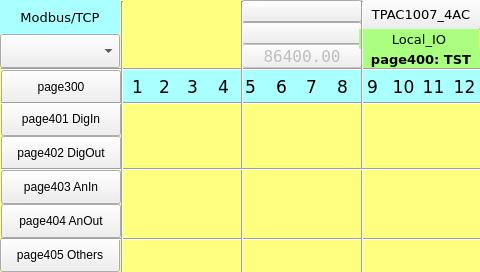
Qt form TPAC1007_04_AC/Local_IO_HMI/page400.ui (MECTsrl/mect_apps) before a commit.
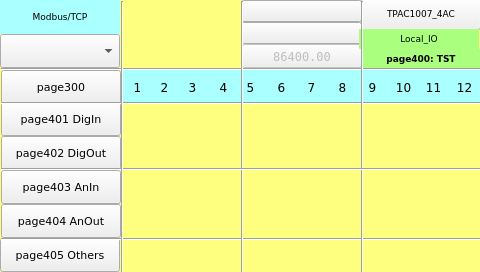
The same form after that commit. Custom widgets are drawn as their Qt base class.

Commit message: Fonts resize

What changed in the file:
```diff
--- a/TPAC1007_04_AC/Local_IO_HMI/page400.ui
+++ b/TPAC1007_04_AC/Local_IO_HMI/page400.ui
@@ -92,7 +92,7 @@
    <property name="font">
     <font>
      <family>DejaVu Sans</family>
-     <pointsize>13</pointsize>
+  <pointsize>9</pointsize>
     </font>
    </property>
    <property name="styleSheet">
@@ -189,7 +189,7 @@
    <property name="font">
     <font>
      <family>DejaVu Sans</family>
-     <pointsize>10</pointsize>
+  <pointsize>7</pointsize>
     </font>
    </property>
    <property name="styleSheet">
@@ -251,6 +251,12 @@
    <property name="apparence">
     <enum>QFrame::Raised</enum>
    </property>
+<property name="font">
+ <font>
+  <family>DejaVu Sans</family>
+  <pointsize>8</pointsize>
+ </font>
+</property>
   </widget>
   <widget class="ATCMled" name="atcmLed_PLC_DigIn_11">
    <property name="geometry">
@@ -349,7 +355,7 @@
    <property name="font">
     <font>
      <family>DejaVu Sans</family>
-     <pointsize>13</pointsize>
+  <pointsize>9</pointsize>
     </font>
    </property>
    <property name="styleSheet">
@@ -548,7 +554,7 @@
    <property name="font">
     <font>
      <family>DejaVu Sans</family>
-     <pointsize>13</pointsize>
+  <pointsize>9</pointsize>
     </font>
    </property>
    <property name="styleSheet">
@@ -645,7 +651,7 @@
    <property name="font">
     <font>
      <family>DejaVu Sans</family>
-     <pointsize>13</pointsize>
+  <pointsize>9</pointsize>
     </font>
    </property>
    <property name="styleSheet">
@@ -673,7 +679,7 @@
    <property name="font">
     <font>
      <family>DejaVu Sans Mono</family>
-     <pointsize>12</pointsize>
+  <pointsize>9</pointsize>
     </font>
    </property>
    <property name="text">
@@ -736,7 +742,7 @@
    <property name="font">
     <font>
      <family>DejaVu Sans</family>
-     <pointsize>13</pointsize>
+  <pointsize>9</pointsize>
     </font>
    </property>
    <property name="styleSheet">
@@ -834,6 +840,12 @@
    <property name="apparence">
     <enum>QFrame::Raised</enum>
    </property>
+<property name="font">
+ <font>
+  <family>DejaVu Sans</family>
+  <pointsize>8</pointsize>
+ </font>
+</property>
   </widget>
   <widget class="Line" name="line_hr_2">
    <property name="geometry">
@@ -1087,7 +1099,7 @@
    <property name="font">
     <font>
      <family>DejaVu Sans</family>
-     <pointsize>13</pointsize>
+  <pointsize>9</pointsize>
     </font>
    </property>
    <property name="styleSheet">
@@ -1197,7 +1209,7 @@
    <property name="font">
     <font>
      <family>DejaVu Sans</family>
-     <pointsize>10</pointsize>
+  <pointsize>7</pointsize>
      <weight>50</weight>
      <bold>false</bold>
     </font>
@@ -1404,7 +1416,7 @@
    <property name="font">
     <font>
      <family>DejaVu Sans</family>
-     <pointsize>10</pointsize>
+  <pointsize>7</pointsize>
      <weight>75</weight>
      <bold>true</bold>
     </font>
@@ -1431,7 +1443,7 @@
    <property name="font">
     <font>
      <family>DejaVu Sans</family>
-     <pointsize>13</pointsize>
+  <pointsize>9</pointsize>
     </font>
    </property>
    <property name="styleSheet">
@@ -1493,6 +1505,12 @@
    <property name="apparence">
     <enum>QFrame::Raised</enum>
    </property>
+<property name="font">
+ <font>
+  <family>DejaVu Sans</family>
+  <pointsize>8</pointsize>
+ </font>
+</property>
   </widget>
   <widget class="ATCMled" name="atcmLed_PLC_DigIn_3">
    <property name="geometry">
@@ -1579,6 +1597,12 @@
    <property name="apparence">
     <enum>QFrame::Raised</enum>
    </property>
+<property name="font">
+ <font>
+  <family>DejaVu Sans</family>
+  <pointsize>8</pointsize>
+ </font>
+</property>
   </widget>
   <widget class="ATCMled" name="atcmLed_PLC_DigIn_1">
    <property name="geometry">
@@ -1628,7 +1652,7 @@
    <property name="font">
     <font>
      <family>DejaVu Sans</family>
-     <pointsize>13</pointsize>
+  <pointsize>9</pointsize>
     </font>
    </property>
    <property name="styleSheet">
@@ -1690,7 +1714,7 @@
    <property name="font">
     <font>
      <family>DejaVu Sans</family>
-     <pointsize>13</pointsize>
+  <pointsize>9</pointsize>
     </font>
    </property>
    <property name="styleSheet">
@@ -1752,6 +1776,12 @@
    <property name="apparence">
     <enum>QFrame::Raised</enum>
    </property>
+<property name="font">
+ <font>
+  <family>DejaVu Sans</family>
+  <pointsize>8</pointsize>
+ </font>
+</property>
   </widget>
   <widget class="ATCMled" name="atcmLed_PLC_DigIn_5">
    <property name="geometry">
@@ -1922,7 +1952,7 @@
    <property name="font">
     <font>
      <family>DejaVu Sans</family>
-     <pointsize>13</pointsize>
+  <pointsize>9</pointsize>
     </font>
    </property>
    <property name="styleSheet">
@@ -2019,7 +2049,7 @@
    <property name="font">
     <font>
      <family>DejaVu Sans</family>
-     <pointsize>13</pointsize>
+  <pointsize>9</pointsize>
     </font>
    </property>
    <property name="styleSheet">
@@ -2044,7 +2074,7 @@
    <property name="font">
     <font>
      <family>DejaVu Sans</family>
-     <pointsize>13</pointsize>
+  <pointsize>9</pointsize>
     </font>
    </property>
    <property name="styleSheet">
@@ -2142,6 +2172,12 @@
    <property name="apparence">
     <enum>QFrame::Raised</enum>
    </property>
+<property name="font">
+ <font>
+  <family>DejaVu Sans</family>
+  <pointsize>8</pointsize>
+ </font>
+</property>
   </widget>
   <widget class="QLabel" name="label_18">
    <property name="geometry">
@@ -2155,7 +2191,7 @@
    <property name="font">
     <font>
      <family>DejaVu Sans</family>
-     <pointsize>10</pointsize>
+  <pointsize>7</pointsize>
     </font>
    </property>
    <property name="styleSheet">
```
Left out of the diff: 238 changed lines with no effect on the pictures. Lines whose indentation alone changed are shown as unchanged. The commit also changes 70 other files.
